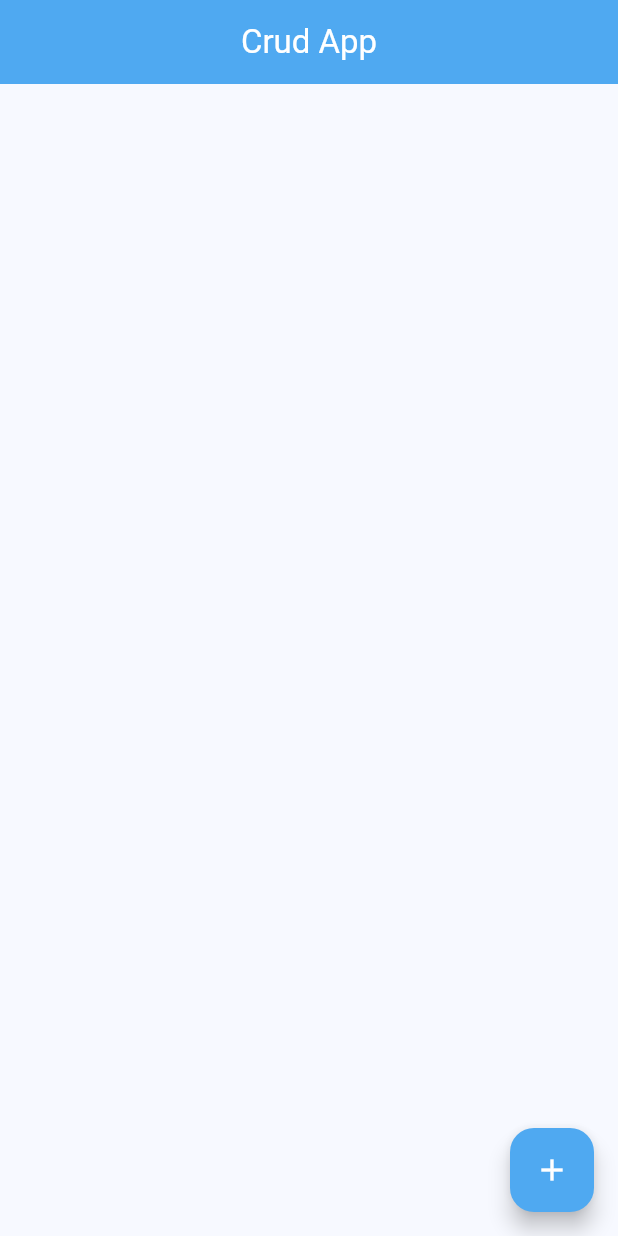
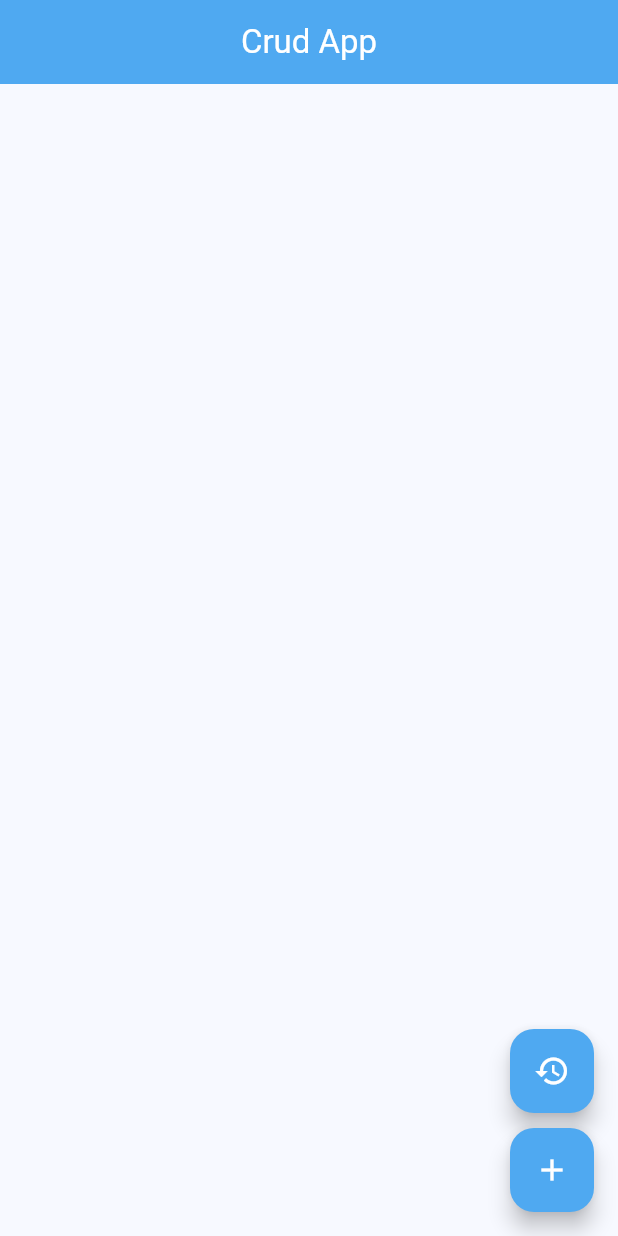
Before and after one commit to AbielVolenday/crud_app_flutter, a Flutter app: the screen it shows after launch, on a phone screen of 412 x 824 dp. Run offline on Flutter 3.47's test engine with Material 3 defaults, Android fonts, the phone set to English and light mode, and no system bars; our stand-ins replace flutter_dotenv, go_router, supabase_flutter; missing offline and left inert: age_calculator; accounts and stored records are empty.

```diff
--- a/lib/screens/home/home.dart
+++ b/lib/screens/home/home.dart
@@ -24,16 +24,35 @@ class HomeScreen extends StatelessWidget {
           child: UserTable(),
         ),
       ),
-      floatingActionButton: FloatingActionButton(
+      floatingActionButton: Column(
+        mainAxisAlignment: MainAxisAlignment.end,
+        children: [
+          FloatingActionButton(
+            heroTag: "refreshUsers",
+            onPressed: () {},
+            backgroundColor: const Color.fromARGB(255, 79, 169, 241),
+            child: const Icon(
+              Icons.restore,
+              color: Colors.white,
+            ),
+          ),
+          const SizedBox(
+            height: 10,
+          ),
+          FloatingActionButton(
+            heroTag: "addUser",
             onPressed: () {
-          context.go('/createUser');
+              context.goNamed(
+                'createUser',
+              );
             },
             backgroundColor: const Color.fromARGB(255, 79, 169, 241),
             child: const Icon(
               Icons.add,
               color: Colors.white,
-
             ),
+          ),
+        ],
       ),
     );
   }
```
Also changed, not shown: lib/screens/home/widgets/user_card.dart (+39 -7 lines). Lines whose indentation alone changed are shown as unchanged.
